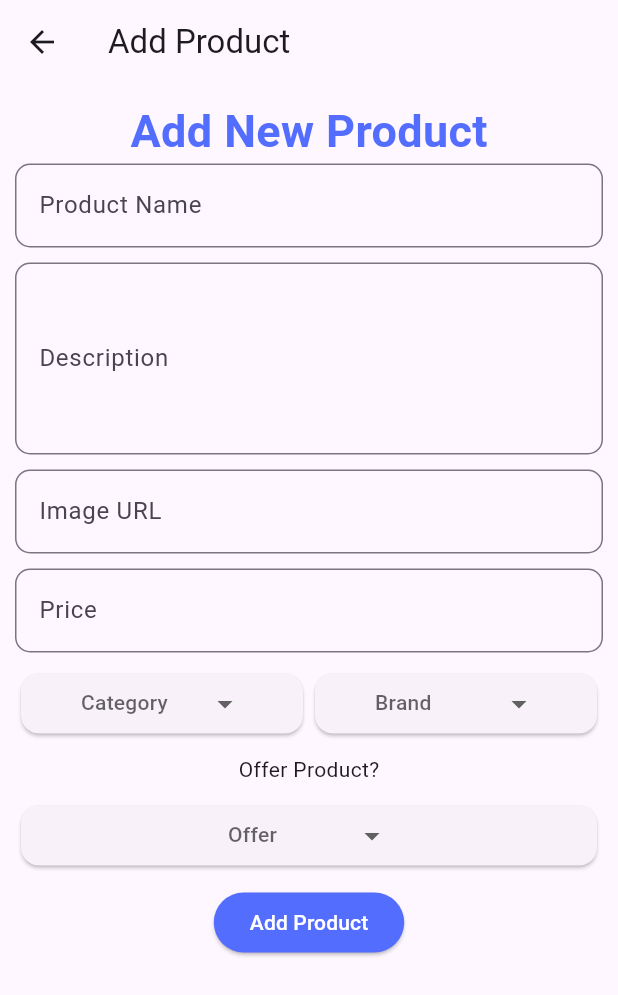
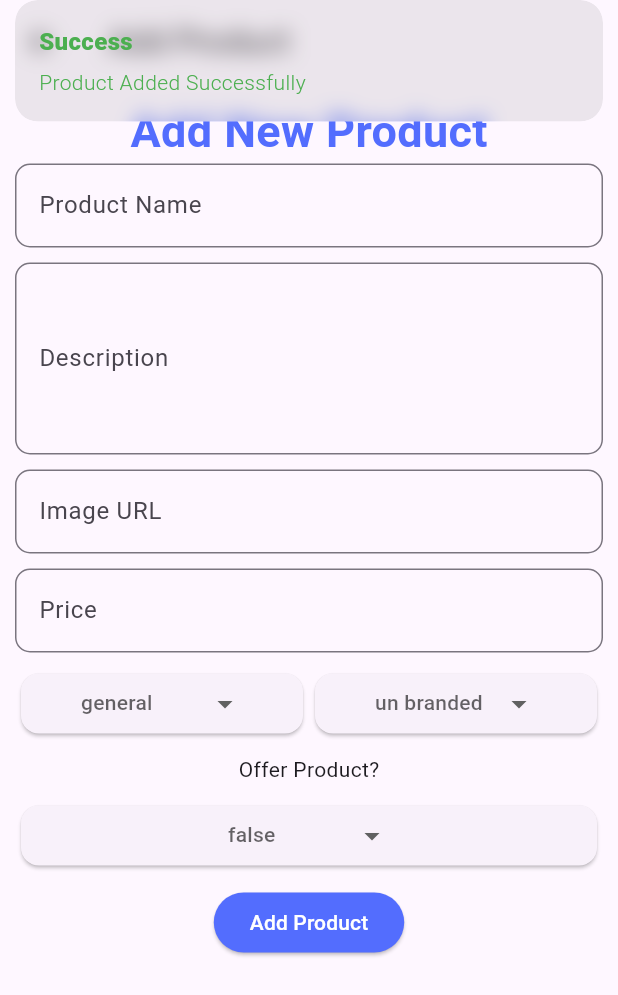
Before and after one commit to coder-aastha/footwear-app, a Flutter app: the AddProductPage screen opened directly, after a tap on "Add Product", on a phone screen of 412 x 824 dp. Shown: the top 995 px of the screen. Run offline on Flutter 3.47's test engine with Material 3 defaults, Android fonts, the phone set to English and light mode, and no system bars; drawn by our look-alikes of dropdown_button2; our stand-ins replace cloud_firestore, firebase_core, get; accounts and stored records are empty.

Commit message:
Completed Admin Panel

```diff
--- a/lib/controller/home_controller.dart
+++ b/lib/controller/home_controller.dart
@@ -1,4 +1,6 @@
 import 'package:cloud_firestore/cloud_firestore.dart';
+import 'package:flutter/material.dart';
+import 'package:footwear_admin/model/product/product.dart';
 import 'package:get/get.dart';
 
 class HomeController extends GetxController{
@@ -6,15 +8,86 @@ class HomeController extends GetxController{
   FirebaseFirestore firestore = FirebaseFirestore.instance;
   late CollectionReference productCollection;
 
+  TextEditingController productNameCtrl = TextEditingController();
+  TextEditingController productDescriptionCtrl = TextEditingController();
+  TextEditingController productImgCtrl = TextEditingController();
+  TextEditingController productPriceCtrl = TextEditingController();
+
+  String category = 'general';
+  String brand = 'un branded';
+  bool offer = false;
+
+  List<Product> products = [];
+
   @override
-  void onInit() {
+  Future<void> onInit() async {
     productCollection = firestore.collection('products');
+    await fetchProducts();
     super.onInit();
   }
 
   addProduct(){
-    DocumentReference doc = productCollection.doc();
+    try {
+      DocumentReference doc = productCollection.doc();
+      Product product = Product(
+            id: doc.id,
+            name: productNameCtrl.text,
+            category: category,
+            description: productDescriptionCtrl.text,
+            price: double.tryParse(productPriceCtrl.text),
+            brand: brand,
+            image: productImgCtrl.text,
+            offer: offer,
+          );
+      final productJson = product.toJson();
+      doc.set(productJson);
+      Get.snackbar("Success", "Product Added Successfully", colorText: Colors.green);
+      setValuesDefault();
+    } catch (e) {
+      Get.snackbar("Error", e.toString(), colorText: Colors.red);
+      print(e);
+    }
+  }
 
+  fetchProducts() async {
+    try {
+      QuerySnapshot productSnapshot = await productCollection.get();
+      final List<Product> retrievedProducts = productSnapshot.docs.map((doc) =>
+          Product.fromJson(doc.data() as Map<String, dynamic>)).toList();
+      products.clear();
+      products.assignAll(retrievedProducts);
+      Get.snackbar('Success', 'Product fetched successfully', colorText: Colors.green);
+    } catch (e) {
+      Get.snackbar('Error', e.toString(), colorText: Colors.red);
+      print(e);
+    }
+    finally {
+      update();
+    }
+  }
+
+  deleteProduct(String id) async {
+    try {
+      await productCollection.doc(id).delete();
+      fetchProducts();
+    } catch (e) {
+      Get.snackbar("Error", e.toString(), colorText: Colors.red);
+      print(e);
+    }
+  }
+
+  setValuesDefault(){
+    productNameCtrl.clear();
+    productDescriptionCtrl.clear();
+    productImgCtrl.clear();
+    productPriceCtrl.clear();
+
+    category = 'general';
+    brand = 'un branded';
+    offer = false;
+    update();
   }
 
 }
+
+//home controller
--- a/lib/main.dart
+++ b/lib/main.dart
@@ -5,9 +5,9 @@ import 'package:footwear_admin/firebase_options.dart';
 import 'package:footwear_admin/pages/home_page.dart';
 import 'package:get/get.dart';
 
-void main() {
+Future<void> main() async {
   WidgetsFlutterBinding.ensureInitialized();
-  Firebase.initializeApp(options: firebaseOptions);
+  await Firebase.initializeApp(options: firebaseOptions);
   // ///////////// Registering my controller /////////////
   Get.put(HomeController());
   runApp(const MyApp());
--- a/lib/pages/add_product_page.dart
+++ b/lib/pages/add_product_page.dart
@@ -28,6 +28,7 @@ class AddProductPage extends StatelessWidget {
                   ),
                 ),
                 TextField(
+                  controller: ctrl.productNameCtrl,
                   decoration: InputDecoration(
                       border: OutlineInputBorder(
                         borderRadius: BorderRadius.circular(10),
@@ -38,6 +39,7 @@ class AddProductPage extends StatelessWidget {
                 ),
                 SizedBox(height: 10,),
                 TextField(
+                  controller: ctrl.productDescriptionCtrl,
                   decoration: InputDecoration(
                       border: OutlineInputBorder(
                         borderRadius: BorderRadius.circular(10),
@@ -49,6 +51,7 @@ class AddProductPage extends StatelessWidget {
                 ),
                 SizedBox(height: 10,),
                 TextField(
+                  controller: ctrl.productImgCtrl,
                   decoration: InputDecoration(
                       border: OutlineInputBorder(
                         borderRadius: BorderRadius.circular(10),
@@ -59,6 +62,7 @@ class AddProductPage extends StatelessWidget {
                 ),
                 SizedBox(height: 10,),
                 TextField(
+                  controller: ctrl.productPriceCtrl,
                   decoration: InputDecoration(
                       border: OutlineInputBorder(
                         borderRadius: BorderRadius.circular(10),
@@ -72,16 +76,19 @@ class AddProductPage extends StatelessWidget {
                 Row(
                   children: [
                     Flexible(child: DropDownBtn(
-                      items: ['Category1', 'Category2', 'Category3'],
-                      selectedItemText: 'Category',
+                      items: ['Boots', 'Shoes', 'High heels'],
+                      selectedItemText: ctrl.category,
                       onSelected: (selectedValue) {
+                        ctrl.category = selectedValue ?? 'general';
+                        ctrl.update();
                         print(selectedValue);
                       },)),
                     Flexible(child: DropDownBtn(
-                      items: ['Brand1', 'Brand2', 'Brand3'],
-                      selectedItemText: 'Brand',
+                      items: ['Puma', 'Skectchers', 'Addidas'],
+                      selectedItemText: ctrl.brand,
                       onSelected: (selectedValue) {
-                        print(selectedValue);
+                        ctrl.brand = selectedValue ?? 'un branded';
+                        ctrl.update();
                       },)),
                   ],
                 ),
@@ -89,9 +96,10 @@ class AddProductPage extends StatelessWidget {
                 Text("Offer Product?"),
                 SizedBox(height: 10,),
                 DropDownBtn(items: ['true', 'false'],
-                  selectedItemText: 'Offer',
+                  selectedItemText: ctrl.offer.toString(),
                   onSelected: (selectedValue) {
-                    print(selectedValue);
+                    ctrl.offer = bool.tryParse(selectedValue ?? 'false') ?? false;
+                    ctrl.update();
                   },),
                 SizedBox(height: 10,),
                 ElevatedButton(
@@ -99,7 +107,9 @@ class AddProductPage extends StatelessWidget {
                     backgroundColor: Colors.indigoAccent,
                     foregroundColor: Colors.white,
                   ),
-                  onPressed: () {},
+                  onPressed: () {
+                    ctrl.addProduct();
+                  },
                   child: Text("Add Product"),),
 
               ],
```
Also changed, not shown: lib/pages/home_page.dart (+6 -4 lines).
